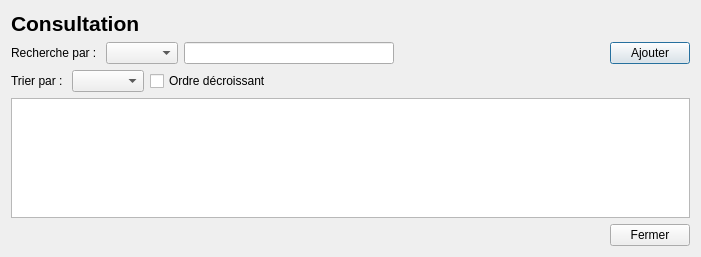
samueldrouin/PyGuide, file GUI/consultation.ui: the form before one commit.
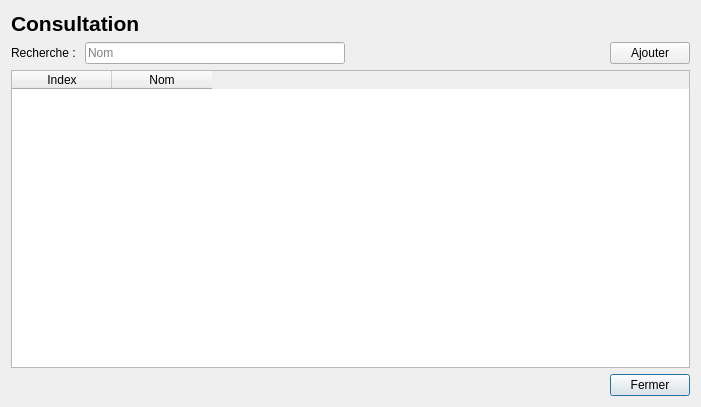
The form after the commit.

```diff
--- a/GUI/consultation.ui
+++ b/GUI/consultation.ui
@@ -7,7 +7,7 @@
     <x>0</x>
     <y>0</y>
     <width>701</width>
-    <height>257</height>
+    <height>407</height>
    </rect>
   </property>
   <property name="windowTitle">
@@ -39,17 +39,14 @@
      <item>
       <widget class="QLabel" name="label_2">
        <property name="text">
-        <string>Recherche par : </string>
+        <string>Recherche : </string>
        </property>
       </widget>
      </item>
-     <item>
-      <widget class="QComboBox" name="cbx_search"/>
-     </item>
      <item>
       <widget class="QLineEdit" name="txt_search">
        <property name="placeholderText">
-        <string/>
+        <string>Nom</string>
        </property>
       </widget>
      </item>
@@ -71,46 +68,35 @@
        <property name="text">
         <string>Ajouter</string>
        </property>
-      </widget>
-     </item>
-    </layout>
-   </item>
-   <item>
-    <layout class="QHBoxLayout" name="horizontalLayout_2">
-     <item>
-      <widget class="QLabel" name="label_3">
-       <property name="text">
-        <string>Trier par : </string>
+       <property name="autoDefault">
+        <bool>false</bool>
        </property>
       </widget>
      </item>
-     <item>
-      <widget class="QComboBox" name="cbx_sort"/>
-     </item>
-     <item>
-      <widget class="QCheckBox" name="chk_desc">
-       <property name="text">
-        <string>Ordre décroissant</string>
-       </property>
-      </widget>
-     </item>
-     <item>
-      <spacer name="horizontalSpacer">
-       <property name="orientation">
-        <enum>Qt::Horizontal</enum>
-       </property>
-       <property name="sizeHint" stdset="0">
-        <size>
-         <width>40</width>
-         <height>20</height>
-        </size>
-       </property>
-      </spacer>
-     </item>
     </layout>
    </item>
    <item>
-    <widget class="QTableWidget" name="tbl_result"/>
+    <widget class="QTableWidget" name="tbl_resultat">
+     <property name="editTriggers">
+      <set>QAbstractItemView::NoEditTriggers</set>
+     </property>
+     <property name="alternatingRowColors">
+      <bool>true</bool>
+     </property>
+     <property name="selectionMode">
+      <enum>QAbstractItemView::NoSelection</enum>
+     </property>
+     <column>
+      <property name="text">
+       <string>Index</string>
+      </property>
+     </column>
+     <column>
+      <property name="text">
+       <string>Nom</string>
+      </property>
+     </column>
+    </widget>
    </item>
    <item>
     <layout class="QHBoxLayout" name="horizontalLayout_3">
@@ -132,23 +118,13 @@
        <property name="text">
         <string>Fermer</string>
        </property>
+       <property name="default">
+        <bool>true</bool>
+       </property>
       </widget>
      </item>
     </layout>
    </item>
-   <item>
-    <spacer name="verticalSpacer">
-     <property name="orientation">
-      <enum>Qt::Vertical</enum>
-     </property>
-     <property name="sizeHint" stdset="0">
-      <size>
-       <width>20</width>
-       <height>40</height>
-      </size>
-     </property>
-    </spacer>
-   </item>
   </layout>
  </widget>
  <resources/>
```
